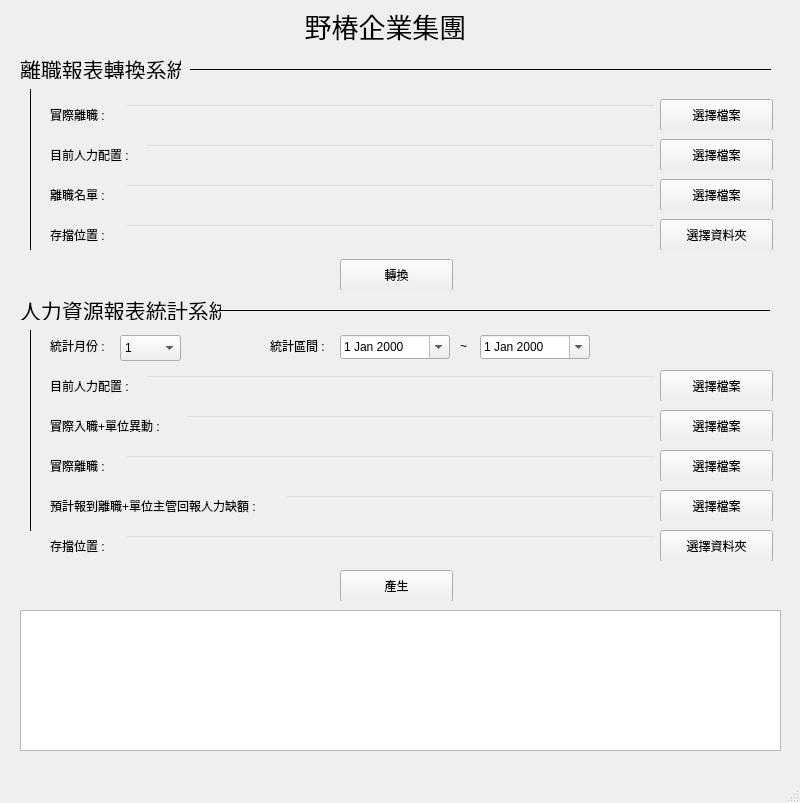
First picture: the form in human_resource_utils/human_resource_ui.ui, repository linmeimei0512/Miopane, before the edit.
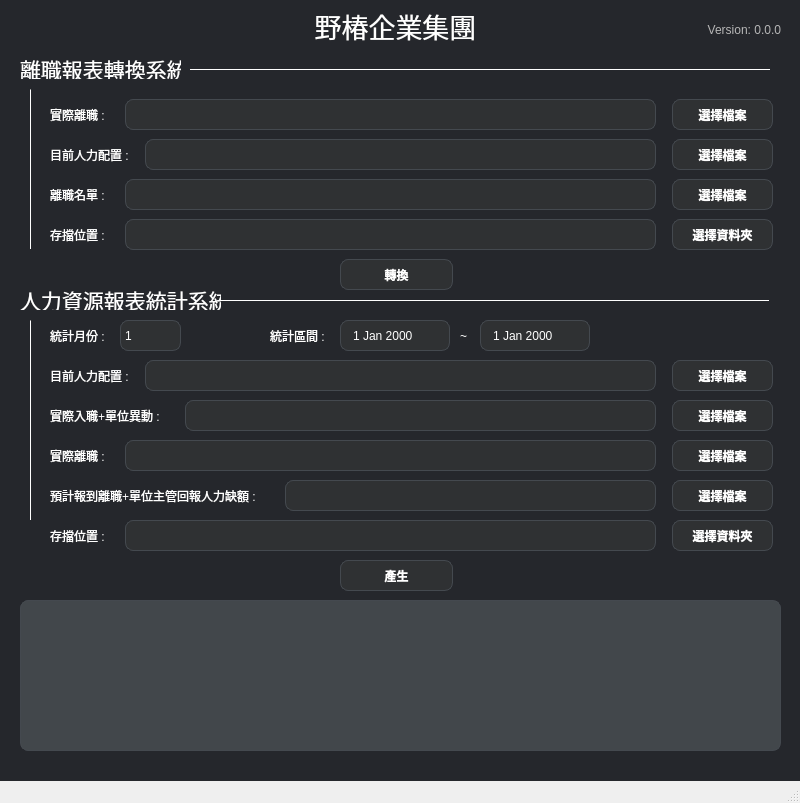
Second picture: the form after the edit. Icons and pictures are not drawn.

Commit message:
Feat [ver. 1.0.0] : Add version number.
Add:
    1) Add version number.
    2) Add icon.
Change:
    1) Change theme to Dark mode.

Diff of the .ui file:
```diff
--- a/human_resource_utils/human_resource_ui.ui
+++ b/human_resource_utils/human_resource_ui.ui
@@ -13,16 +13,71 @@
   <property name="windowTitle">
    <string>野椿企業集團</string>
   </property>
+  <property name="styleSheet">
+   <string notr="true">QLabel {
+	color: rgb(255, 255, 255);
+}
+
+QLineEdit {
+	background-color: rgb(47, 49, 51);
+	color: rgb(255, 255, 255);
+   	border-radius: 8px;
+   	border: 1px solid rgb(68, 73, 79);
+   	padding: 5px 15px;
+}
+
+QLineEdit:focus {
+ 	 border: 1px solid rgb(255, 255, 255);
+}
+
+QPushButton {
+  	background-color: rgb(47, 49, 51);
+  	color: rgb(255, 255, 255);
+  	font-weight: 600;
+  	border-radius: 8px;
+  	border: 1px solid rgb(68, 73, 79);
+}
+
+QPushButton:pressed {
+  	background-color: rgb(64, 68, 71);
+}
+
+Line {
+	background-color: rgb(74, 81, 85);
+}
+
+
+QDateEdit {
+  	background-color: rgb(47, 49, 51);
+  	color: rgb(255, 255, 255);
+  	border-radius: 8px;
+	border: 1px solid rgb(68, 73, 79);
+	padding: 10px;
+}
+
+QDateEdit:drop-down {
+	border: 0px;
+}
+
+QDateEdit:down-arrow {
+	image: url(:/arrow-down/icon/arrow-down 01.png);
+	width: 12px;
+	height: 12px;
+    margin-right: 10px;
+}</string>
+  </property>
   <widget class="QWidget" name="centralwidget">
    <property name="styleSheet">
-    <string notr="true">centralWidget: {background:rgb(109, 109, 109)}</string>
+    <string notr="true">#centralwidget {
+	background-color: rgb(37, 39, 44);
+}</string>
    </property>
    <widget class="QLabel" name="label">
     <property name="geometry">
      <rect>
-      <x>270</x>
+      <x>0</x>
       <y>10</y>
-      <width>231</width>
+      <width>791</width>
       <height>31</height>
      </rect>
     </property>
@@ -46,7 +101,7 @@
     <property name="geometry">
      <rect>
       <x>20</x>
-      <y>300</y>
+      <y>290</y>
       <width>761</width>
       <height>301</height>
      </rect>
@@ -86,7 +141,7 @@
       </rect>
      </property>
      <property name="styleSheet">
-      <string notr="true">background-color:rgb(0, 0, 0)</string>
+      <string notr="true"/>
      </property>
      <property name="orientation">
       <enum>Qt::Horizontal</enum>
@@ -102,7 +157,7 @@
       </rect>
      </property>
      <property name="styleSheet">
-      <string notr="true">background-color:rgb(0, 0, 0)</string>
+      <string notr="true"/>
      </property>
      <property name="orientation">
       <enum>Qt::Vertical</enum>
@@ -123,10 +178,10 @@
      <widget class="QPushButton" name="pushButton_employee_select_file">
       <property name="geometry">
        <rect>
-        <x>620</x>
+        <x>632</x>
         <y>0</y>
-        <width>113</width>
-        <height>32</height>
+        <width>101</width>
+        <height>31</height>
        </rect>
       </property>
       <property name="text">
@@ -150,13 +205,13 @@
       <property name="geometry">
        <rect>
         <x>105</x>
-        <y>5</y>
+        <y>0</y>
         <width>511</width>
-        <height>21</height>
+        <height>31</height>
        </rect>
       </property>
       <property name="styleSheet">
-       <string notr="true">background-color:transparent;</string>
+       <string notr="true"/>
       </property>
       <property name="readOnly">
        <bool>false</bool>
@@ -178,10 +233,10 @@
      <widget class="QPushButton" name="pushButton_real_check_in_and_change_select_file">
       <property name="geometry">
        <rect>
-        <x>620</x>
+        <x>632</x>
         <y>0</y>
-        <width>113</width>
-        <height>32</height>
+        <width>101</width>
+        <height>31</height>
        </rect>
       </property>
       <property name="text">
@@ -205,13 +260,13 @@
       <property name="geometry">
        <rect>
         <x>145</x>
-        <y>5</y>
+        <y>0</y>
         <width>471</width>
-        <height>21</height>
+        <height>31</height>
        </rect>
       </property>
       <property name="styleSheet">
-       <string notr="true">background-color:transparent;</string>
+       <string notr="true"/>
       </property>
       <property name="readOnly">
        <bool>false</bool>
@@ -233,10 +288,10 @@
      <widget class="QPushButton" name="pushButton_real_leave_select_file">
       <property name="geometry">
        <rect>
-        <x>620</x>
+        <x>632</x>
         <y>0</y>
-        <width>113</width>
-        <height>32</height>
+        <width>101</width>
+        <height>31</height>
        </rect>
       </property>
       <property name="text">
@@ -260,13 +315,13 @@
       <property name="geometry">
        <rect>
         <x>85</x>
-        <y>5</y>
+        <y>0</y>
         <width>531</width>
-        <height>21</height>
+        <height>31</height>
        </rect>
       </property>
       <property name="styleSheet">
-       <string notr="true">background-color:transparent;</string>
+       <string notr="true"/>
       </property>
       <property name="readOnly">
        <bool>false</bool>
@@ -288,10 +343,10 @@
      <widget class="QPushButton" name="pushButton_manager_report_select_file">
       <property name="geometry">
        <rect>
-        <x>620</x>
+        <x>632</x>
         <y>0</y>
-        <width>113</width>
-        <height>32</height>
+        <width>101</width>
+        <height>31</height>
        </rect>
       </property>
       <property name="text">
@@ -315,13 +370,13 @@
       <property name="geometry">
        <rect>
         <x>245</x>
-        <y>5</y>
+        <y>0</y>
         <width>371</width>
-        <height>21</height>
+        <height>31</height>
        </rect>
       </property>
       <property name="styleSheet">
-       <string notr="true">background-color:transparent;</string>
+       <string notr="true"/>
       </property>
       <property name="readOnly">
        <bool>false</bool>
@@ -343,10 +398,10 @@
      <widget class="QPushButton" name="pushButton_save_select_dir">
       <property name="geometry">
        <rect>
-        <x>620</x>
+        <x>632</x>
         <y>0</y>
-        <width>113</width>
-        <height>32</height>
+        <width>101</width>
+        <height>31</height>
        </rect>
       </property>
       <property name="text">
@@ -370,13 +425,13 @@
       <property name="geometry">
        <rect>
         <x>85</x>
-        <y>5</y>
+        <y>0</y>
         <width>531</width>
-        <height>21</height>
+        <height>31</height>
        </rect>
       </property>
       <property name="styleSheet">
-       <string notr="true">background-color:transparent;</string>
+       <string notr="true"/>
       </property>
       <property name="readOnly">
        <bool>false</bool>
@@ -389,7 +444,7 @@
        <x>320</x>
        <y>270</y>
        <width>113</width>
-       <height>32</height>
+       <height>31</height>
       </rect>
      </property>
      <property name="text">
@@ -422,11 +477,40 @@
       <property name="geometry">
        <rect>
         <x>80</x>
-        <y>5</y>
+        <y>0</y>
         <width>61</width>
-        <height>26</height>
+        <height>31</height>
        </rect>
       </property>
+      <property name="styleSheet">
+       <string notr="true">QComboBox {
+  	background-color: rgb(47, 49, 51);
+  	color: rgb(255, 255, 255);
+  	border-radius: 8px;
+	border: 1px solid rgb(68, 73, 79);
+}
+
+QComboBox:drop-down {
+	border: 0px;
+}
+
+QComboBox:down-arrow {
+	image: url(:/arrow-down/icon/arrow-down 01.png);
+	width: 12px;
+	height: 12px;
+    margin-right: 10px;
+}
+
+#comboBox_month QListView {
+    	background-color: rgb(47, 49, 51);
+	border-radius: 8px;
+}
+
+#comboBox_month QListView:item {
+    	background-color: #fff;
+}
+</string>
+      </property>
       <item>
        <property name="text">
         <string>1</string>
@@ -505,11 +589,14 @@
       <property name="geometry">
        <rect>
         <x>300</x>
-        <y>5</y>
+        <y>0</y>
         <width>110</width>
-        <height>24</height>
+        <height>31</height>
        </rect>
       </property>
+      <property name="styleSheet">
+       <string notr="true"/>
+      </property>
       <property name="calendarPopup">
        <bool>true</bool>
       </property>
@@ -531,9 +618,9 @@
       <property name="geometry">
        <rect>
         <x>440</x>
-        <y>5</y>
+        <y>0</y>
         <width>110</width>
-        <height>24</height>
+        <height>31</height>
        </rect>
       </property>
       <property name="calendarPopup">
@@ -592,7 +679,7 @@
       </font>
      </property>
      <property name="styleSheet">
-      <string notr="true">background-color:rgb(0, 0, 0)</string>
+      <string notr="true"/>
      </property>
      <property name="orientation">
       <enum>Qt::Horizontal</enum>
@@ -608,7 +695,7 @@
       </rect>
      </property>
      <property name="styleSheet">
-      <string notr="true">background-color:rgb(0, 0, 0)</string>
+      <string notr="true"/>
      </property>
      <property name="orientation">
       <enum>Qt::Vertical</enum>
@@ -629,12 +716,25 @@
      <widget class="QPushButton" name="pushButton_converter_real_leave_select_file">
       <property name="geometry">
        <rect>
-        <x>620</x>
+        <x>632</x>
         <y>0</y>
-        <width>113</width>
-        <height>32</height>
+        <width>101</width>
+        <height>31</height>
        </rect>
       </property>
+      <property name="styleSheet">
+       <string notr="true">QPushButton {
+  	background-color: rgb(47, 49, 51);
+  	color: rgb(255, 255, 255);
+  	font-weight: 600;
+  	border-radius: 8px;
+  	border: 1px solid rgb(68, 73, 79);
+}
+
+QPushButton:pressed {
+  	background-color: rgb(64, 68, 71);
+}</string>
+      </property>
       <property name="text">
        <string>選擇檔案</string>
       </property>
@@ -643,9 +743,9 @@
       <property name="geometry">
        <rect>
         <x>10</x>
-        <y>5</y>
+        <y>0</y>
         <width>71</width>
-        <height>21</height>
+        <height>31</height>
        </rect>
       </property>
       <property name="text">
@@ -656,13 +756,23 @@
       <property name="geometry">
        <rect>
         <x>85</x>
-        <y>5</y>
+        <y>0</y>
         <width>531</width>
-        <height>21</height>
+        <height>31</height>
        </rect>
       </property>
       <property name="styleSheet">
-       <string notr="true">background-color:transparent;</string>
+       <string notr="true">QLineEdit {
+	background-color: rgb(47, 49, 51);
+	color: rgb(255, 255, 255);
+   	border-radius: 8px;
+   	border: 1px solid rgb(68, 73, 79);
+   	padding: 5px 15px;
+}
+
+QLineEdit:focus {
+ 	 border: 1px solid rgb(255, 255, 255);
+}</string>
       </property>
       <property name="readOnly">
        <bool>false</bool>
@@ -684,10 +794,10 @@
      <widget class="QPushButton" name="pushButton_converter_employee_select_file">
       <property name="geometry">
        <rect>
-        <x>620</x>
+        <x>632</x>
         <y>0</y>
-        <width>113</width>
-        <height>32</height>
+        <width>101</width>
+        <height>31</height>
        </rect>
       </property>
       <property name="text">
@@ -711,13 +821,13 @@
       <property name="geometry">
        <rect>
         <x>105</x>
-        <y>5</y>
+        <y>0</y>
         <width>511</width>
-        <height>21</height>
+        <height>31</height>
        </rect>
       </property>
       <property name="styleSheet">
-       <string notr="true">background-color:transparent;</string>
+       <string notr="true"/>
       </property>
       <property name="readOnly">
        <bool>false</bool>
@@ -739,10 +849,10 @@
      <widget class="QPushButton" name="pushButton_converter_leave_list_select_file">
       <property name="geometry">
        <rect>
-        <x>620</x>
+        <x>632</x>
         <y>0</y>
-        <width>113</width>
-        <height>32</height>
+        <width>101</width>
+        <height>31</height>
        </rect>
       </property>
       <property name="text">
@@ -766,13 +876,13 @@
       <property name="geometry">
        <rect>
         <x>85</x>
-        <y>5</y>
+        <y>0</y>
         <width>531</width>
-        <height>21</height>
+        <height>31</height>
        </rect>
       </property>
       <property name="styleSheet">
-       <string notr="true">background-color:transparent;</string>
+       <string notr="true"/>
       </property>
       <property name="readOnly">
        <bool>false</bool>
@@ -794,10 +904,10 @@
      <widget class="QPushButton" name="pushButton_converter_save_select_dir">
       <property name="geometry">
        <rect>
-        <x>620</x>
+        <x>632</x>
         <y>0</y>
-        <width>113</width>
-        <height>32</height>
+        <width>101</width>
+        <height>31</height>
        </rect>
       </property>
       <property name="text">
@@ -821,13 +931,13 @@
       <property name="geometry">
        <rect>
         <x>85</x>
-        <y>5</y>
+        <y>0</y>
         <width>531</width>
-        <height>21</height>
+        <height>31</height>
        </rect>
       </property>
       <property name="styleSheet">
-       <string notr="true">background-color:transparent;</string>
+       <string notr="true"/>
       </property>
       <property name="readOnly">
        <bool>false</bool>
@@ -840,7 +950,7 @@
        <x>320</x>
        <y>200</y>
        <width>113</width>
-       <height>32</height>
+       <height>31</height>
       </rect>
      </property>
      <property name="text">
@@ -852,10 +962,40 @@
     <property name="geometry">
      <rect>
       <x>20</x>
-      <y>610</y>
+      <y>600</y>
       <width>761</width>
-      <height>141</height>
+      <height>151</height>
      </rect>
+    </property>
+    <property name="styleSheet">
+     <string notr="true">QTextBrowser {
+	background-color: rgb(66, 71, 75);
+	color: rgb(255, 255, 255);
+   	border-radius: 8px;
+   	border: 1px solid rgb(68, 73, 79);
+   	padding: 5px 15px;
+}</string>
+    </property>
+   </widget>
+   <widget class="QLabel" name="label_version">
+    <property name="geometry">
+     <rect>
+      <x>660</x>
+      <y>20</y>
+      <width>121</width>
+      <height>20</height>
+     </rect>
+    </property>
+    <property name="styleSheet">
+     <string notr="true">QLabel {
+	color: rgb(182, 182, 182);
+}</string>
+    </property>
+    <property name="text">
+     <string>Version: 0.0.0</string>
+    </property>
+    <property name="alignment">
+     <set>Qt::AlignRight|Qt::AlignTrailing|Qt::AlignVCenter</set>
     </property>
    </widget>
   </widget>
```
Left out of the diff: 6 changed lines with no effect on the pictures. The commit also changes 6 other files.
